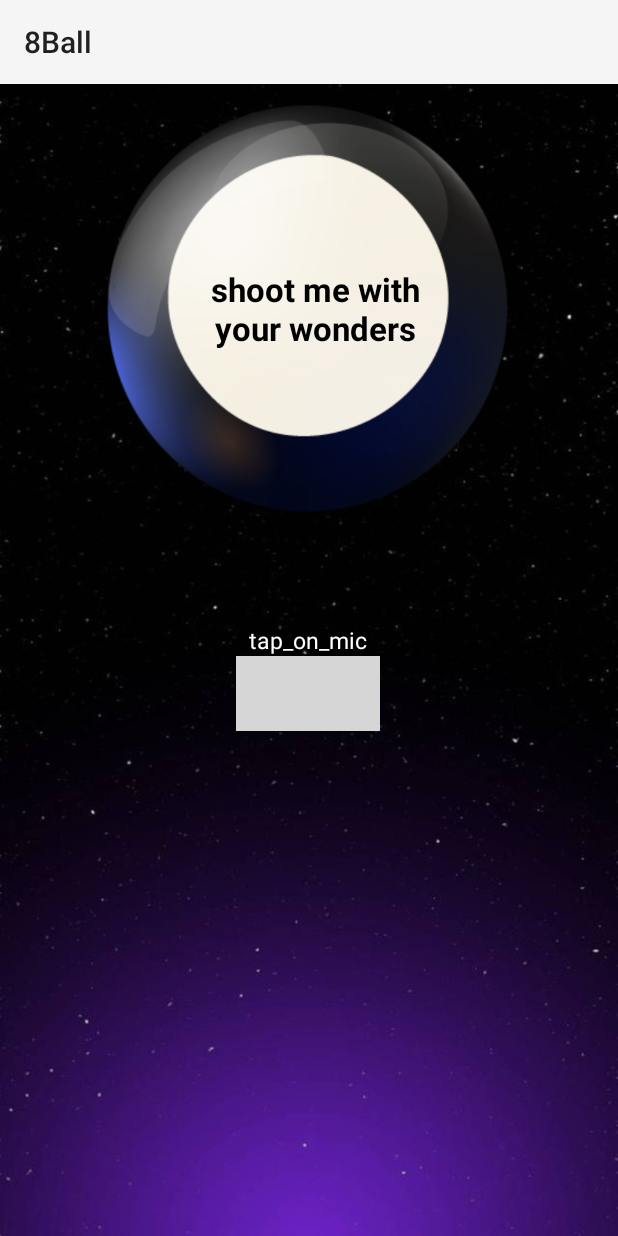
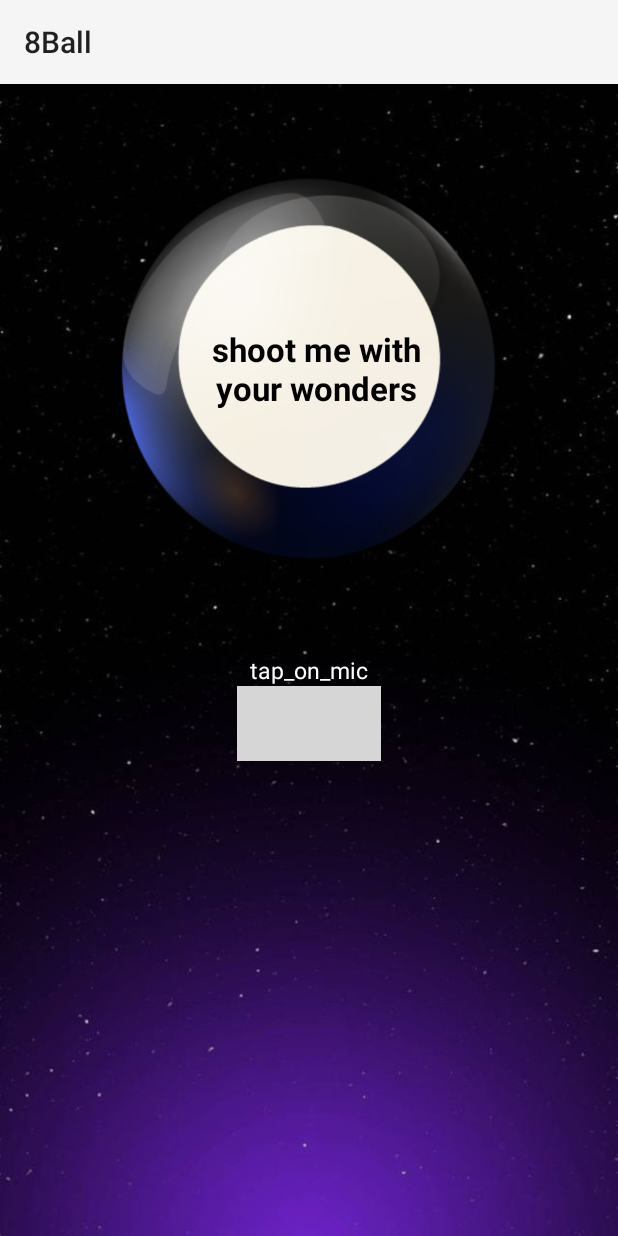
Before and after one commit to softwrengr/8_Ball, an Android app: the screen it shows after launch (MainActivity), on a phone screen of 412 x 824 dp. Run offline under Robolectric (Android 15) with nearby library versions, the phone set to English and light mode, and no system bars; our stand-ins replace AdMob; libraries missing offline, so code that uses them is left out: com.github.zagum.speechrecognitionview, com.karumi.dexter; 1 statement that could not run was skipped; grey boxes are pictures that could not be loaded.

Commit message:
bad keyword detection work done

```diff
--- a/app/src/main/java/com/squaresdevelopers/magicball/activities/MainActivity.java
+++ b/app/src/main/java/com/squaresdevelopers/magicball/activities/MainActivity.java
@@ -110,7 +110,7 @@ public class MainActivity extends AppCompatActivity {
 
 
                         }
-                    }, 4000);
+                    }, 10000);
                 }
 
             }
@@ -352,7 +352,16 @@ public class MainActivity extends AppCompatActivity {
                 tvMagicBallRelpy.setText(getResources().getString(R.string.no));
                 speak(getResources().getString(R.string.no));
 
-            } else {
+            }
+
+            else if (strUserVoice.contains("kill")) {
+                tvMagicBallRelpy.setVisibility(View.VISIBLE);
+                tvMagicBallRelpy.setText(getResources().getString(R.string.no));
+                speak(getResources().getString(R.string.no));
+
+            }
+
+            else {
                 showRandomlyAnswer();
             }
 
--- a/app/src/main/res/layout/activity_main.xml
+++ b/app/src/main/res/layout/activity_main.xml
@@ -7,37 +7,29 @@
     android:layout_height="match_parent"
     android:id="@+id/fragment_container"
     android:orientation="vertical"
+    android:layout_gravity="center"
     android:background="@drawable/background"
     tools:context="com.squaresdevelopers.magicball.activities.MainActivity">
 
 
-    <!--<TextView-->
-        <!--android:id="@+id/textview"-->
-        <!--android:layout_width="match_parent"-->
-        <!--android:layout_height="wrap_content"-->
-        <!--android:layout_alignParentStart="true"-->
-        <!--android:layout_alignParentTop="true"-->
-        <!--android:gravity="center"-->
-        <!--android:text="@string/app_name"-->
-        <!--android:layout_alignParentLeft="true" />-->
 
     <RelativeLayout
-        android:layout_width="350sp"
+        android:id="@+id/ball_layout"
+        android:layout_width="match_parent"
         android:layout_height="wrap_content"
-        android:layout_centerHorizontal="true">
+        android:layout_marginTop="50sp"
+        >
 
 
         <RelativeLayout
-            android:id="@+id/ball_layout"
-            android:layout_width="300sp"
-            android:layout_height="300sp"
-            android:layout_alignParentTop="true"
+            android:layout_width="280sp"
+            android:layout_height="280sp"
             android:layout_centerHorizontal="true">
 
             <ImageView
                 android:id="@+id/circle_image"
-                android:layout_width="wrap_content"
-                android:layout_height="300sp"
+                android:layout_width="match_parent"
+                android:layout_height="match_parent"
                 android:layout_alignParentTop="true"
                 android:layout_alignParentEnd="true"
                 android:layout_alignParentRight="true"
@@ -65,23 +57,25 @@
 
         </RelativeLayout>
 
-        <LinearLayout
+    </RelativeLayout>
+
+
+    <RelativeLayout
         android:id="@+id/mic"
         android:layout_width="match_parent"
         android:layout_height="wrap_content"
-            android:layout_centerHorizontal="true"
-            android:layout_marginBottom="20dp"
-            android:gravity="center"
-            android:layout_below="@id/ball_layout"
-            android:orientation="vertical">
+        android:layout_marginTop="40sp"
+        android:layout_below="@id/ball_layout">
 
 
         <TextView
+            android:id="@+id/tvmic"
             android:layout_width="wrap_content"
             android:layout_height="wrap_content"
-                android:layout_marginTop="60dp"
             android:text="tap_on_mic"
+            android:layout_marginTop="10sp"
             android:textColor="@color/whtie"
+            android:layout_centerHorizontal="true"
             android:textSize="15dp"
             android:textStyle="normal" />
 
@@ -90,13 +84,9 @@
             android:id="@+id/iv_speech"
             android:layout_width="wrap_content"
             android:layout_height="50sp"
-                android:layout_alignParentBottom="true"
             android:layout_centerHorizontal="true"
-                android:layout_marginBottom="23dp"
+            android:layout_below="@id/tvmic"
             android:src="@drawable/microphone" />
-        </LinearLayout>
-
-
     </RelativeLayout>
 
 
@@ -109,7 +99,6 @@
             android:layout_height="wrap_content"
             android:layout_centerHorizontal="true"
             android:layout_alignParentBottom="true"
-            android:layout_marginTop="10sp"
             ads:adSize="BANNER"
             ads:adUnitId="@string/banner_ad_unit_id">
         </com.google.android.gms.ads.AdView>
--- a/app/src/main/res/values/strings.xml
+++ b/app/src/main/res/values/strings.xml
@@ -10,7 +10,7 @@
 
     <!-- Answers -->
     <string name="yes">YES</string>
-    <string name="no">Mmm..NO</string>
+    <string name="no">No</string>
     <string name="go_for_it">Go for it</string>
     <string name="dont_even_think">Dont even think about it</string>
     <string name="just_do_that">Just do that</string>
```
Also changed, not shown: 5 other files. Lines whose indentation alone changed are shown as unchanged.
